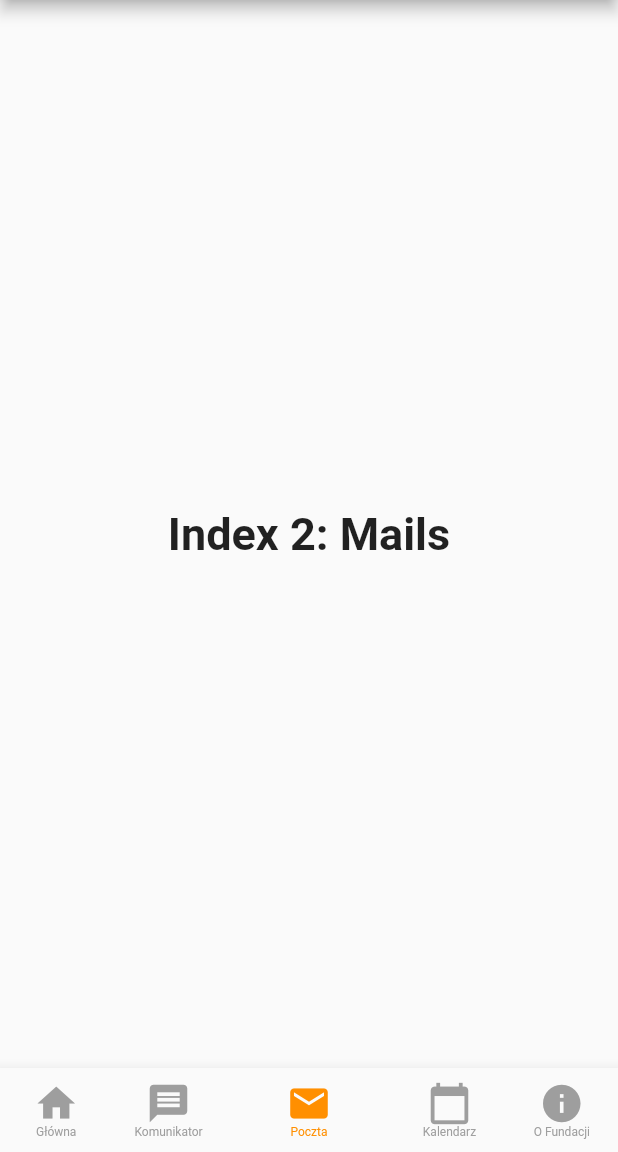
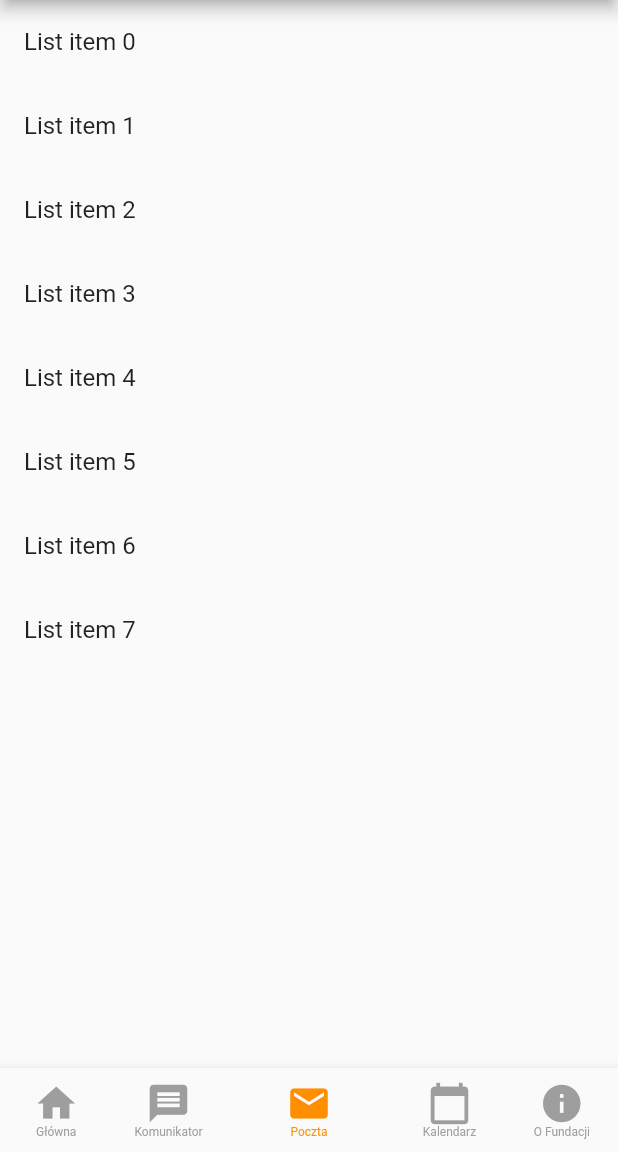
Before and after one commit to evo-brut3/FDNT, a Flutter app: the screen it shows once a user with an empty profile is signed in, item 3 of the bottom bar chosen, on a phone screen of 412 x 824 dp, the part 84-1236 px from its top. Run offline on Flutter 3.47's test engine with Material 2 defaults, Android fonts, the light colour scheme and no system bars; our stand-ins replace cloud_firestore, firebase_auth, firebase_core, firebase_database, syncfusion_flutter_calendar; accounts and stored records are empty.

Commit message:
mock list in Mail client tab

```diff
--- a/lib/views/home_view.dart
+++ b/lib/views/home_view.dart
@@ -1,6 +1,7 @@
 import 'package:fdnt/views/calendar_view.dart';
 import 'package:fdnt/views/drawer_view.dart';
 import 'package:fdnt/views/login_view.dart';
+import 'package:fdnt/views/mail_view.dart';
 import 'package:flutter/material.dart';
 import 'package:flutter/widgets.dart';
 import 'package:syncfusion_flutter_calendar/calendar.dart';
@@ -28,10 +29,7 @@
       'Index 1: Communicator',
       style: optionStyle,
     ),
-    Text(
-      'Index 2: Mails',
-      style: optionStyle,
-    ),
+    Center(child : MailView()),
     Center(child: FCalendarView()),
     Text(
       'Index 4: Info',
--- /dev/null
+++ b/lib/views/mail_view.dart
@@ -0,0 +1,21 @@
+
+import 'package:flutter/cupertino.dart';
+import 'package:flutter/material.dart';
+
+class MailView extends StatelessWidget {
+  @override
+  Widget build(BuildContext context) {
+    // TODO: implement build
+    return Scaffold(
+      body : ListView.builder(
+          itemCount: 8,
+          itemBuilder: (BuildContext context, int index) {
+            return ListTile(
+              title: Text("List item $index")
+            );
+          }
+      )
+    );
+  }
+
+}
--- a/pubspec.yaml
+++ b/pubspec.yaml
@@ -32,7 +32,7 @@
 
   # The following adds the Cupertino Icons font to your application.
   # Use with the CupertinoIcons class for iOS style icons.
-  cupertino_icons: ^1.0.2
+  # cupertino_icons: ^1.0.2
 
   provider: ^4.3.3
   shared_preferences: ^0.5.12+4
```
Also changed, not shown: pubspec.lock, 1 other file.
